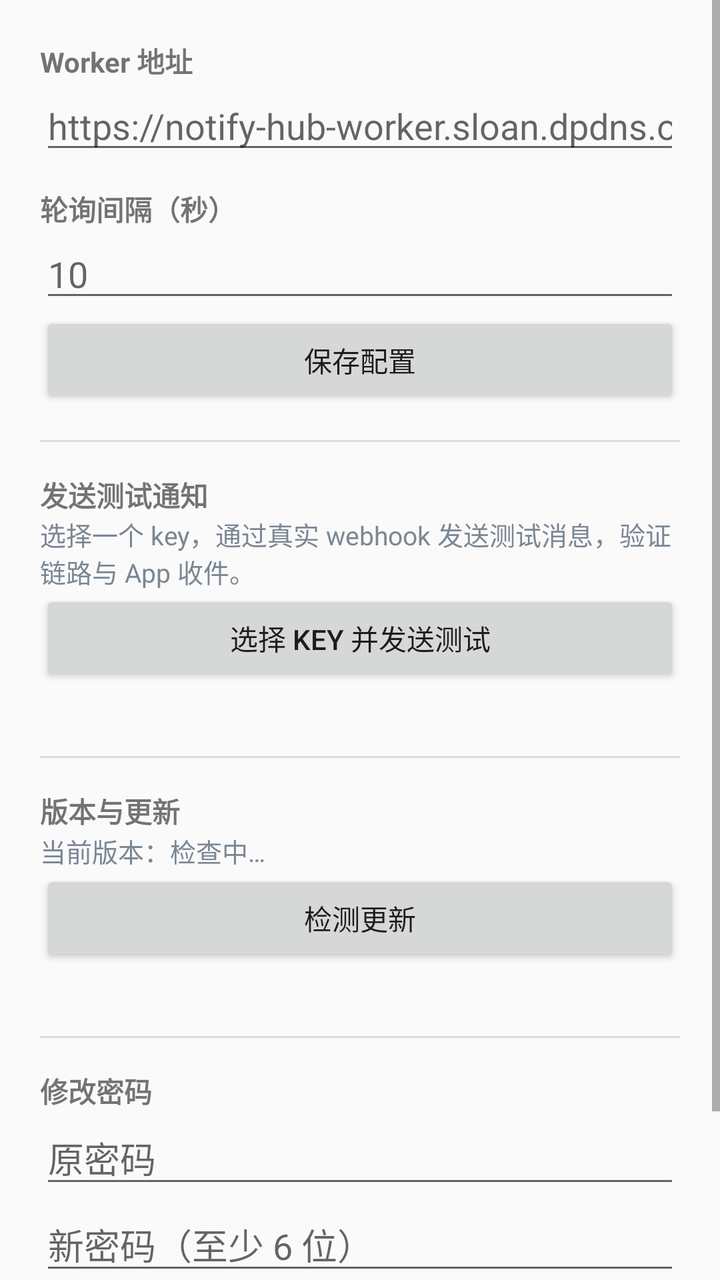
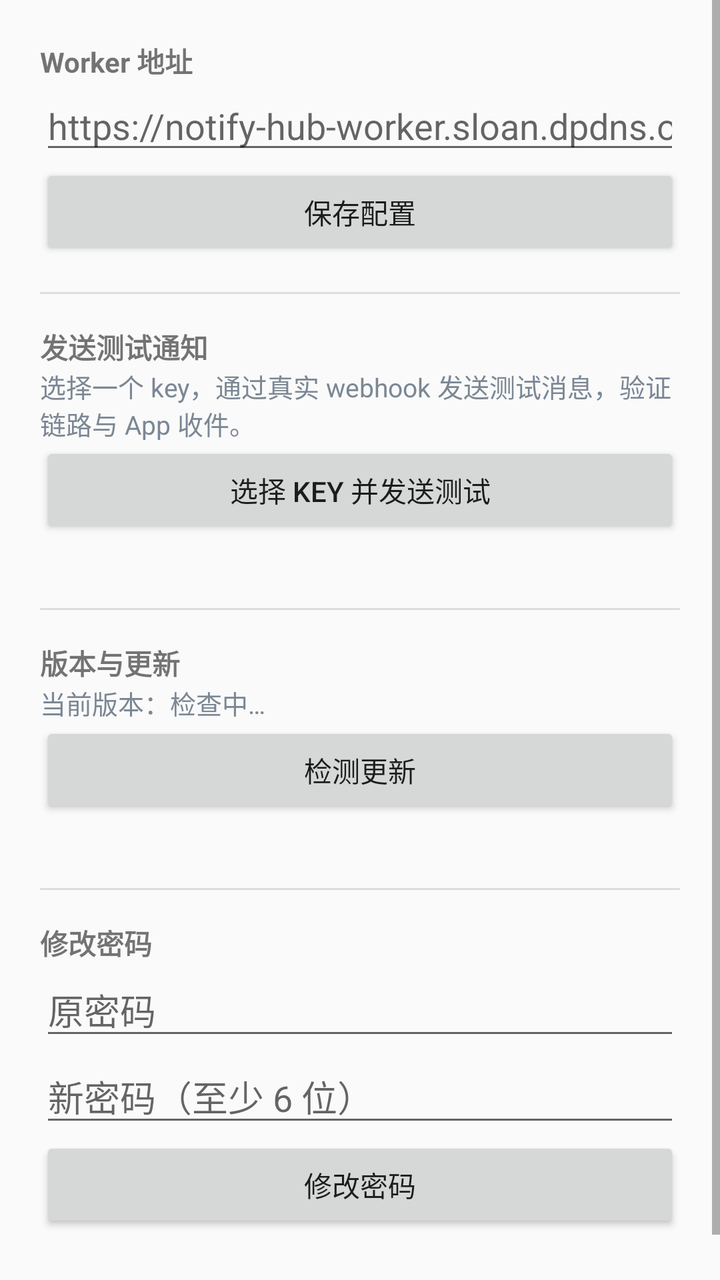

Compare the two renders of this Android layout. The source of the first and the diff that turns it into the second are given below.
<!-- AndroidManifest.xml: application theme Theme.AppCompat.DayNight.NoActionBar -->
<!-- res/layout/activity_settings.xml -->
<?xml version="1.0" encoding="utf-8"?>
<ScrollView xmlns:android="http://schemas.android.com/apk/res/android"
    android:layout_width="match_parent"
    android:layout_height="match_parent">

    <LinearLayout
        android:orientation="vertical"
        android:padding="20dp"
        android:layout_width="match_parent"
        android:layout_height="wrap_content">

        <TextView
            android:text="Worker 地址"
            android:textStyle="bold"
            android:layout_width="wrap_content"
            android:layout_height="wrap_content" />
        <EditText
            android:id="@+id/etApi"
            android:hint="https://notify-hub-worker.sloan.dpdns.org"
            android:inputType="textUri"
            android:layout_width="match_parent"
            android:layout_height="wrap_content" />

        <TextView
            android:text="轮询间隔（秒）"
            android:textStyle="bold"
            android:layout_marginTop="12dp"
            android:layout_width="wrap_content"
            android:layout_height="wrap_content" />
        <EditText
            android:id="@+id/etPoll"
            android:hint="10"
            android:inputType="number"
            android:layout_width="match_parent"
            android:layout_height="wrap_content" />

        <Button
            android:id="@+id/btnSaveCfg"
            android:text="保存配置"
            android:layout_width="match_parent"
            android:layout_height="wrap_content" />

        <View
            android:layout_width="match_parent"
            android:layout_height="1dp"
            android:background="#dddddd"
            android:layout_marginVertical="16dp" />

        <TextView
            android:text="发送测试通知"
            android:textStyle="bold"
            android:layout_width="wrap_content"
            android:layout_height="wrap_content" />
        <TextView
            android:text="选择一个 key，通过真实 webhook 发送测试消息，验证链路与 App 收件。"
            android:textSize="13sp"
            android:textColor="#7b8794"
            android:layout_width="wrap_content"
            android:layout_height="wrap_content" />
        <Button
            android:id="@+id/btnTestNotify"
            android:text="选择 Key 并发送测试"
            android:layout_width="match_parent"
            android:layout_height="wrap_content" />
        <TextView
            android:id="@+id/tvTestMsg"
            android:textColor="#1f7a3d"
            android:layout_width="wrap_content"
            android:layout_height="wrap_content" />

        <View
            android:layout_width="match_parent"
            android:layout_height="1dp"
            android:background="#dddddd"
            android:layout_marginVertical="16dp" />

        <TextView
            android:text="版本与更新"
            android:textStyle="bold"
            android:layout_width="wrap_content"
            android:layout_height="wrap_content" />
        <TextView
            android:id="@+id/tvVersion"
            android:text="当前版本：检查中…"
            android:textSize="13sp"
            android:textColor="#7b8794"
            android:layout_width="wrap_content"
            android:layout_height="wrap_content" />
        <Button
            android:id="@+id/btnCheckUpdate"
            android:text="检测更新"
            android:layout_width="match_parent"
            android:layout_height="wrap_content" />
        <TextView
            android:id="@+id/tvUpdateMsg"
            android:textColor="#1f7a3d"
            android:layout_width="wrap_content"
            android:layout_height="wrap_content" />

        <View
            android:layout_width="match_parent"
            android:layout_height="1dp"
            android:background="#dddddd"
            android:layout_marginVertical="16dp" />

        <TextView
            android:text="修改密码"
            android:textStyle="bold"
            android:layout_width="wrap_content"
            android:layout_height="wrap_content" />
        <EditText
            android:id="@+id/etOld"
            android:hint="原密码"
            android:inputType="textPassword"
            android:layout_width="match_parent"
            android:layout_height="wrap_content" />
        <EditText
            android:id="@+id/etNew"
            android:hint="新密码（至少 6 位）"
            android:inputType="textPassword"
            android:layout_width="match_parent"
            android:layout_height="wrap_content" />
        <Button
            android:id="@+id/btnChangePw"
            android:text="修改密码"
            android:layout_width="match_parent"
            android:layout_height="wrap_content" />

        <TextView
            android:id="@+id/tvMsg"
            android:textColor="#c0392b"
            android:layout_marginTop="8dp"
            android:layout_width="wrap_content"
            android:layout_height="wrap_content" />
    </LinearLayout>
</ScrollView>
<!-- resources referenced by this layout -->
<resources>

</resources>

<!-- the commit's change to res/layout/activity_settings.xml (unified diff, before → after) -->
@@ -18,19 +18,6 @@
             android:id="@+id/etApi"
             android:hint="https://notify-hub-worker.sloan.dpdns.org"
             android:inputType="textUri"
-            android:layout_width="match_parent"
-            android:layout_height="wrap_content" />
-
-        <TextView
-            android:text="轮询间隔（秒）"
-            android:textStyle="bold"
-            android:layout_marginTop="12dp"
-            android:layout_width="wrap_content"
-            android:layout_height="wrap_content" />
-        <EditText
-            android:id="@+id/etPoll"
-            android:hint="10"
-            android:inputType="number"
             android:layout_width="match_parent"
             android:layout_height="wrap_content" />
 
